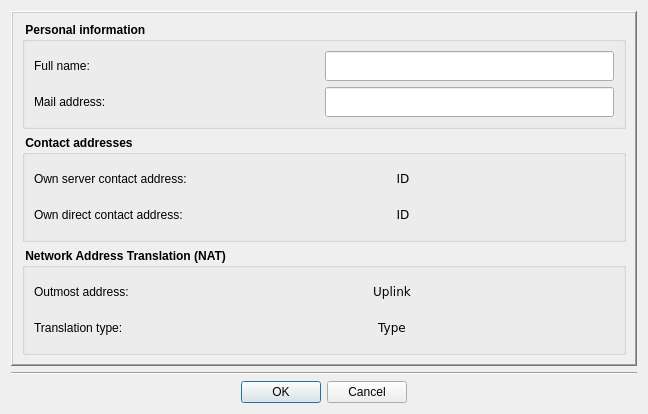
Before: the Qt Designer form Homer/forms/Dialogs/IdentityDialog.ui in Homer-Conferencing/Homer-Conferencing, drawn with Qt 5.
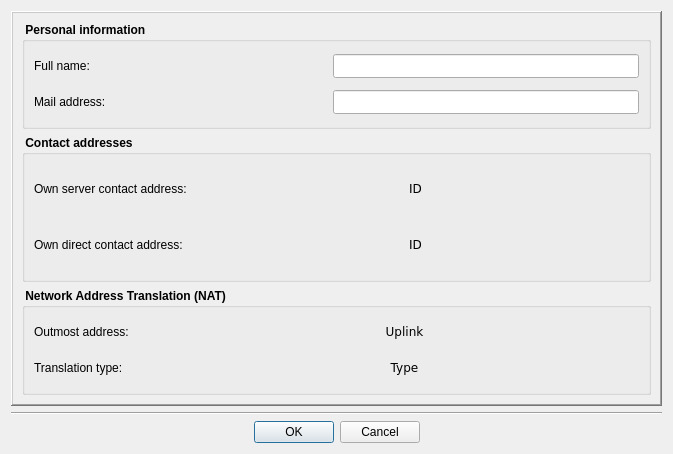
After: the same form once the commit is applied. Icons and pictures are not drawn.

Diff of the .ui file:
```diff
--- a/Homer/forms/Dialogs/IdentityDialog.ui
+++ b/Homer/forms/Dialogs/IdentityDialog.ui
@@ -6,8 +6,8 @@
    <rect>
     <x>0</x>
     <y>0</y>
-    <width>648</width>
-    <height>402</height>
+    <width>673</width>
+    <height>442</height>
    </rect>
   </property>
   <property name="font">
@@ -106,7 +106,7 @@
              <property name="minimumSize">
               <size>
                <width>0</width>
-               <height>30</height>
+               <height>24</height>
               </size>
              </property>
              <property name="font">
@@ -164,7 +164,7 @@
              <property name="minimumSize">
               <size>
                <width>0</width>
-               <height>30</height>
+               <height>24</height>
               </size>
              </property>
              <property name="font">
@@ -237,7 +237,7 @@
              <property name="minimumSize">
               <size>
                <width>0</width>
-               <height>30</height>
+               <height>50</height>
               </size>
              </property>
              <property name="font">
@@ -362,7 +362,7 @@
              <property name="minimumSize">
               <size>
                <width>0</width>
-               <height>30</height>
+               <height>50</height>
               </size>
              </property>
              <property name="font">
```
